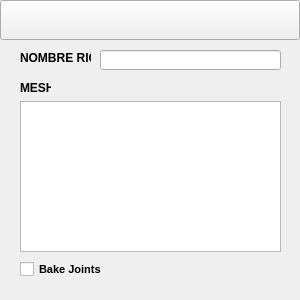
Old version of the form RIG/rigcopy.ui in the repository lefan2016/CofcofStudiosPipeline.
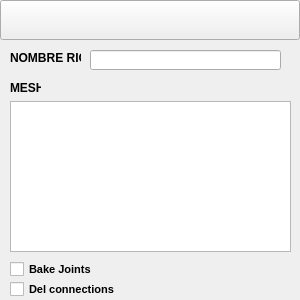
New version of the form. Icons and pictures are not drawn.

```diff
--- a/RIG/rigcopy.ui
+++ b/RIG/rigcopy.ui
@@ -47,7 +47,7 @@
   <widget class="QPushButton" name="copyRigBt">
    <property name="geometry">
     <rect>
-     <x>200</x>
+     <x>210</x>
      <y>250</y>
      <width>81</width>
      <height>51</height>
@@ -73,7 +73,7 @@
   <widget class="QPushButton" name="agregarBt">
    <property name="geometry">
     <rect>
-     <x>120</x>
+     <x>130</x>
      <y>250</y>
      <width>81</width>
      <height>51</height>
@@ -102,7 +102,7 @@
   <widget class="QLabel" name="label3">
    <property name="geometry">
     <rect>
-     <x>20</x>
+     <x>10</x>
      <y>80</y>
      <width>31</width>
      <height>16</height>
@@ -115,7 +115,7 @@
   <widget class="QLabel" name="label1">
    <property name="geometry">
     <rect>
-     <x>20</x>
+     <x>10</x>
      <y>50</y>
      <width>71</width>
      <height>16</height>
@@ -128,9 +128,9 @@
   <widget class="QListWidget" name="wLista">
    <property name="geometry">
     <rect>
-     <x>20</x>
+     <x>10</x>
      <y>101</y>
-     <width>261</width>
+     <width>281</width>
      <height>151</height>
     </rect>
    </property>
@@ -150,7 +150,7 @@
    </property>
    <property name="geometry">
     <rect>
-     <x>20</x>
+     <x>10</x>
      <y>260</y>
      <width>91</width>
      <height>18</height>
@@ -212,13 +212,43 @@
   <widget class="QLineEdit" name="lineEdit">
    <property name="geometry">
     <rect>
-     <x>100</x>
+     <x>90</x>
      <y>50</y>
-     <width>181</width>
+     <width>191</width>
      <height>20</height>
     </rect>
    </property>
   </widget>
+  <widget class="QCheckBox" name="checkBox_2">
+   <property name="enabled">
+    <bool>true</bool>
+   </property>
+   <property name="geometry">
+    <rect>
+     <x>10</x>
+     <y>280</y>
+     <width>111</width>
+     <height>18</height>
+    </rect>
+   </property>
+   <property name="font">
+    <font>
+     <pointsize>8</pointsize>
+    </font>
+   </property>
+   <property name="text">
+    <string>Del connections</string>
+   </property>
+   <property name="checkable">
+    <bool>true</bool>
+   </property>
+   <property name="checked">
+    <bool>false</bool>
+   </property>
+   <property name="tristate">
+    <bool>false</bool>
+   </property>
+  </widget>
  </widget>
  <tabstops>
   <tabstop>agregarBt</tabstop>
```
